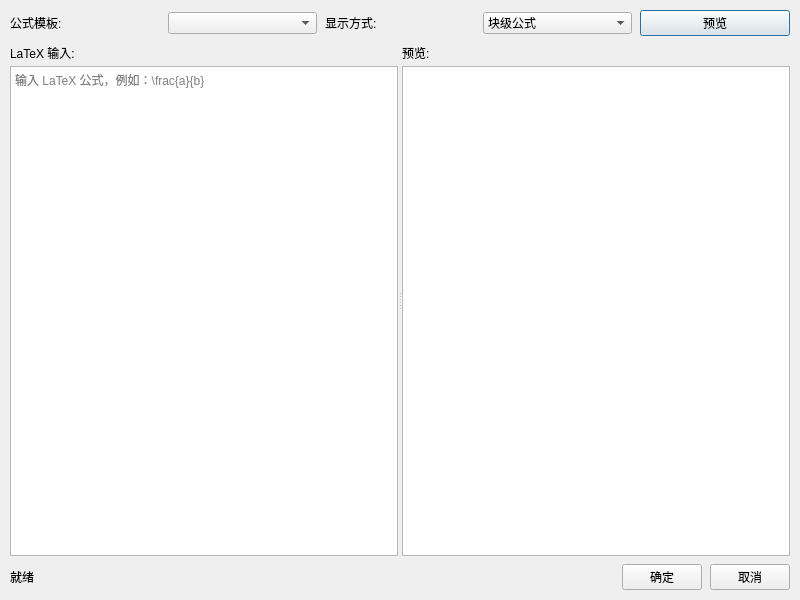
Old version of the form src/ui/dialogs/FormulaEditorDialog.ui in the repository gong1-1989/ExperimentReportTool.
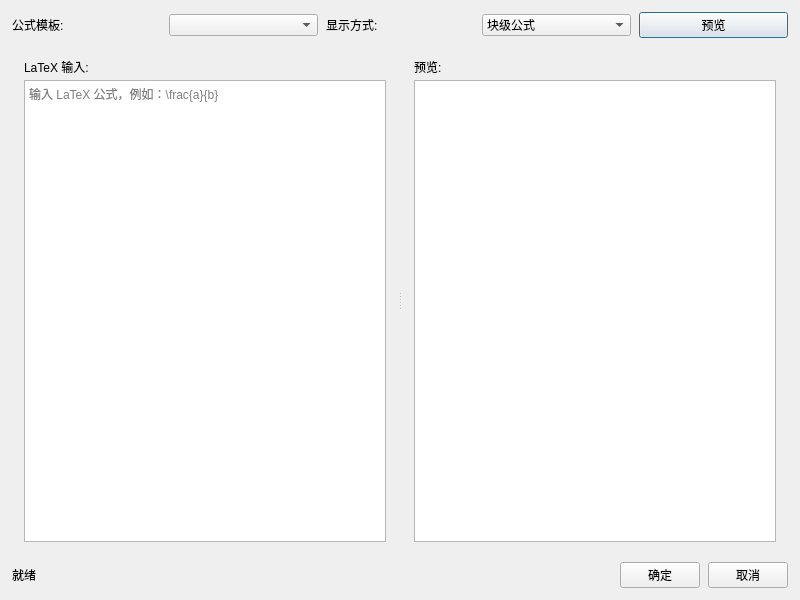
New version of the form.

```diff
--- a/src/ui/dialogs/FormulaEditorDialog.ui
+++ b/src/ui/dialogs/FormulaEditorDialog.ui
@@ -7,8 +7,8 @@
   <property name="minimumSize"><size><width>800</width><height>600</height></size></property>
   <layout class="QVBoxLayout" name="mainLayout">
    <property name="spacing"><number>8</number></property>
-   <property name="leftMargin"><number>10</number></property><property name="topMargin"><number>10</number></property>
-   <property name="rightMargin"><number>10</number></property><property name="bottomMargin"><number>10</number></property>
+   <property name="leftMargin"><number>12</number></property><property name="topMargin"><number>12</number></property>
+   <property name="rightMargin"><number>12</number></property><property name="bottomMargin"><number>12</number></property>
    <item>
     <layout class="QHBoxLayout" name="topLayout">
      <item><widget class="QLabel" name="labelTemplate"><property name="text"><string>公式模板:</string></property></widget></item>
@@ -29,8 +29,8 @@
      <widget class="QWidget" name="inputPanel">
       <layout class="QVBoxLayout" name="inputLayout">
        <property name="spacing"><number>4</number></property>
-       <property name="leftMargin"><number>0</number></property><property name="topMargin"><number>0</number></property>
-       <property name="rightMargin"><number>0</number></property><property name="bottomMargin"><number>0</number></property>
+       <property name="leftMargin"><number>12</number></property><property name="topMargin"><number>12</number></property>
+       <property name="rightMargin"><number>12</number></property><property name="bottomMargin"><number>12</number></property>
        <item><widget class="QLabel" name="labelLatex"><property name="text"><string>LaTeX 输入:</string></property></widget></item>
        <item><widget class="QTextEdit" name="m_latexEdit"><property name="placeholderText"><string>输入 LaTeX 公式，例如：\frac{a}{b}</string></property></widget></item>
       </layout>
@@ -38,8 +38,8 @@
      <widget class="QWidget" name="previewPanel">
       <layout class="QVBoxLayout" name="previewLayout">
        <property name="spacing"><number>4</number></property>
-       <property name="leftMargin"><number>0</number></property><property name="topMargin"><number>0</number></property>
-       <property name="rightMargin"><number>0</number></property><property name="bottomMargin"><number>0</number></property>
+       <property name="leftMargin"><number>12</number></property><property name="topMargin"><number>12</number></property>
+       <property name="rightMargin"><number>12</number></property><property name="bottomMargin"><number>12</number></property>
        <item><widget class="QLabel" name="labelPreview"><property name="text"><string>预览:</string></property></widget></item>
        <item><widget class="QTextBrowser" name="m_previewBrowser"/></item>
       </layout>
```
